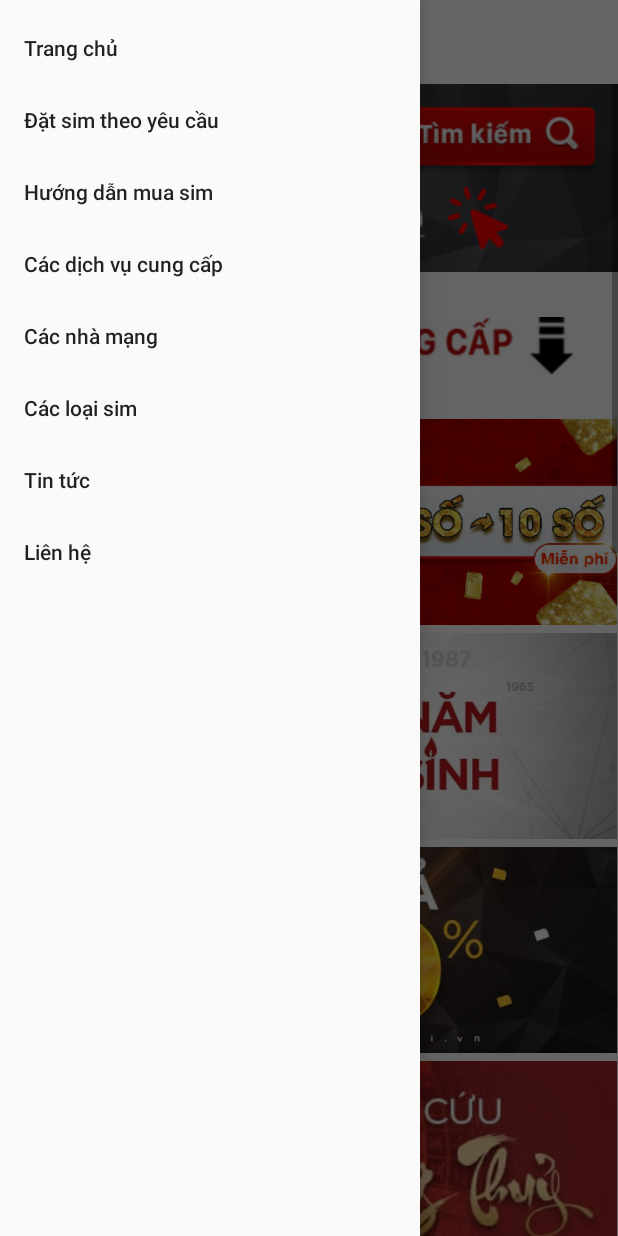
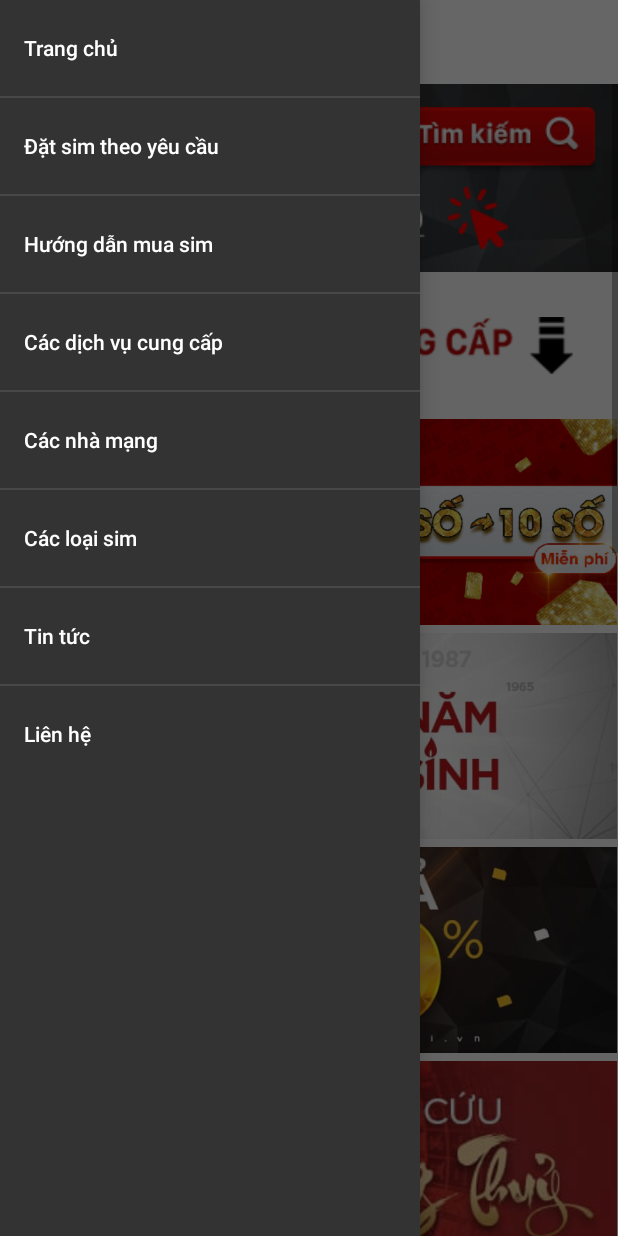
Before and after one commit to kyhv/Ami, an Android app: the screen it shows after launch (MainActivity), with the side drawer open, on a phone screen of 412 x 824 dp. Run offline under Robolectric (Android 15) with nearby library versions, the phone set to English and light mode, and no system bars; our stand-ins replace ButterKnife.

Commit message:
edit menu divider color

```diff
--- a/app/src/main/java/sodepami/com/ami/MainActivity.java
+++ b/app/src/main/java/sodepami/com/ami/MainActivity.java
@@ -5,6 +5,7 @@ import android.graphics.Color;
 import android.net.Uri;
 import android.os.Build;
 import android.os.Bundle;
+import android.support.design.internal.NavigationMenuItemView;
 import android.support.design.widget.AppBarLayout;
 import android.support.design.widget.NavigationView;
 import android.support.v4.app.FragmentTransaction;
@@ -105,6 +106,7 @@ public class MainActivity extends AppCompatActivity
 
         switch (id) {
             case R.id.trangchu:
+                WebActivity.startWebActivity(MainActivity.this, "https://sodepami.vn");
                 break;
             case R.id.datsimtheoyeucau:
                 WebActivity.startWebActivity(MainActivity.this, "https://sodepami.vn/dat-sim-theo-yeu-cau.html");
--- a/app/src/main/java/sodepami/com/ami/WebActivity.java
+++ b/app/src/main/java/sodepami/com/ami/WebActivity.java
@@ -17,6 +17,7 @@ import android.webkit.CookieManager;
 import android.webkit.CookieSyncManager;
 import android.webkit.WebChromeClient;
 import android.webkit.WebResourceRequest;
+import android.webkit.WebSettings;
 import android.webkit.WebView;
 import android.webkit.WebViewClient;
 import android.widget.ImageButton;
@@ -60,6 +61,8 @@ public class WebActivity extends AppCompatActivity {
     private void showWebviewContent() {
         final int maxProgress = 100;
         mWebView.getSettings().setJavaScriptEnabled(true);
+        mWebView.getSettings().setAppCacheEnabled(true);
+        mWebView.getSettings().setCacheMode(WebSettings.LOAD_DEFAULT);
         mWebView.setWebViewClient(new WebViewClient() {
 
             @Override
--- a/app/src/main/java/sodepami/com/ami/fragment/FragmentHome.java
+++ b/app/src/main/java/sodepami/com/ami/fragment/FragmentHome.java
@@ -122,7 +122,7 @@ public class FragmentHome extends Fragment implements View.OnClickListener{
                 WebActivity.startWebActivity(getContext(), "https://sodepami.vn/bai-viet/thue-sim-vip.html");
                 break;
             case R.id.ll_sim_laixuatthap:
-                WebActivity.startWebActivity(getContext(), "https://sodepami.vn/tin-tuc.html");
+                WebActivity.startWebActivity(getContext(), " https://sodepami.vn/bai-viet/cam-sim-dep.html");
                 break;
             case R.id.ib_search:
                 String url = "https://sodepami.vn/tim-sim.html?key=" + etSearch.getText().toString().trim();
--- a/app/src/main/res/layout/activity_main.xml
+++ b/app/src/main/res/layout/activity_main.xml
@@ -19,6 +19,8 @@
         android:layout_height="match_parent"
         android:layout_gravity="start"
         android:fitsSystemWindows="false"
+        android:background="#333333"
+        app:itemTextColor="#FFFFFF"
         app:menu="@menu/activity_main_drawer" />
 
 </android.support.v4.widget.DrawerLayout>
--- a/app/src/main/res/menu/activity_main_drawer.xml
+++ b/app/src/main/res/menu/activity_main_drawer.xml
@@ -2,30 +2,45 @@
 <menu xmlns:android="http://schemas.android.com/apk/res/android"
     xmlns:tools="http://schemas.android.com/tools"
     tools:showIn="navigation_view">
-
+    <group android:id="@+id/grp1" android:checkableBehavior="single">
         <item
             android:id="@+id/trangchu"
             android:title="Trang chủ" />
+    </group>
+    <group android:id="@+id/grp2" android:checkableBehavior="single">
         <item
             android:id="@+id/datsimtheoyeucau"
             android:title="Đặt sim theo yêu cầu" />
+    </group>
+    <group android:id="@+id/grp3" android:checkableBehavior="single">
         <item
             android:id="@+id/huongdanmuasim"
             android:title="Hướng dẫn mua sim" />
+    </group>
+    <group android:id="@+id/grp4" android:checkableBehavior="single">
         <item
             android:id="@+id/cacdichvucungcap"
             android:title="Các dịch vụ cung cấp" />
+    </group>
+    <group android:id="@+id/grp5" android:checkableBehavior="single">
         <item
             android:id="@+id/cacnhamang"
             android:title="Các nhà mạng" />
+    </group>
+    <group android:id="@+id/grp6" android:checkableBehavior="single">
         <item
             android:id="@+id/cacloaisim"
             android:title="Các loại sim" />
+    </group>
+    <group android:id="@+id/grp7" android:checkableBehavior="single">
         <item
             android:id="@+id/tintuc"
             android:title="Tin tức" />
+    </group>
+    <group android:id="@+id/grp8" android:checkableBehavior="single">
         <item
             android:id="@+id/lienhe"
             android:title="Liên hệ" />
+    </group>
 
 </menu>
--- a/app/src/main/res/values-v21/styles.xml
+++ b/app/src/main/res/values-v21/styles.xml
@@ -4,5 +4,6 @@
         <item name="windowActionBar">false</item>
         <item name="windowNoTitle">true</item>
         <item name="android:statusBarColor">@android:color/transparent</item>
+        <item name="android:listDivider">@color/color_menu_divider</item>
     </style>
 </resources>
--- a/app/src/main/res/values/colors.xml
+++ b/app/src/main/res/values/colors.xml
@@ -4,4 +4,5 @@
     <color name="colorPrimaryDark">#303F9F</color>
     <color name="colorAccent">#FF4081</color>
     <color name="colorWhite">#FFFFFF</color>
+    <color name="color_menu_divider">#484848</color>
 </resources>
--- a/app/src/main/res/values/styles.xml
+++ b/app/src/main/res/values/styles.xml
@@ -11,6 +11,7 @@
     <style name="AppTheme.NoActionBar">
         <item name="windowActionBar">false</item>
         <item name="windowNoTitle">true</item>
+        <item name="android:listDivider">@color/color_menu_divider</item>
     </style>
 
     <style name="AppTheme.AppBarOverlay" parent="ThemeOverlay.AppCompat.Dark.ActionBar" />
```
Lines whose indentation alone changed are shown as unchanged.
